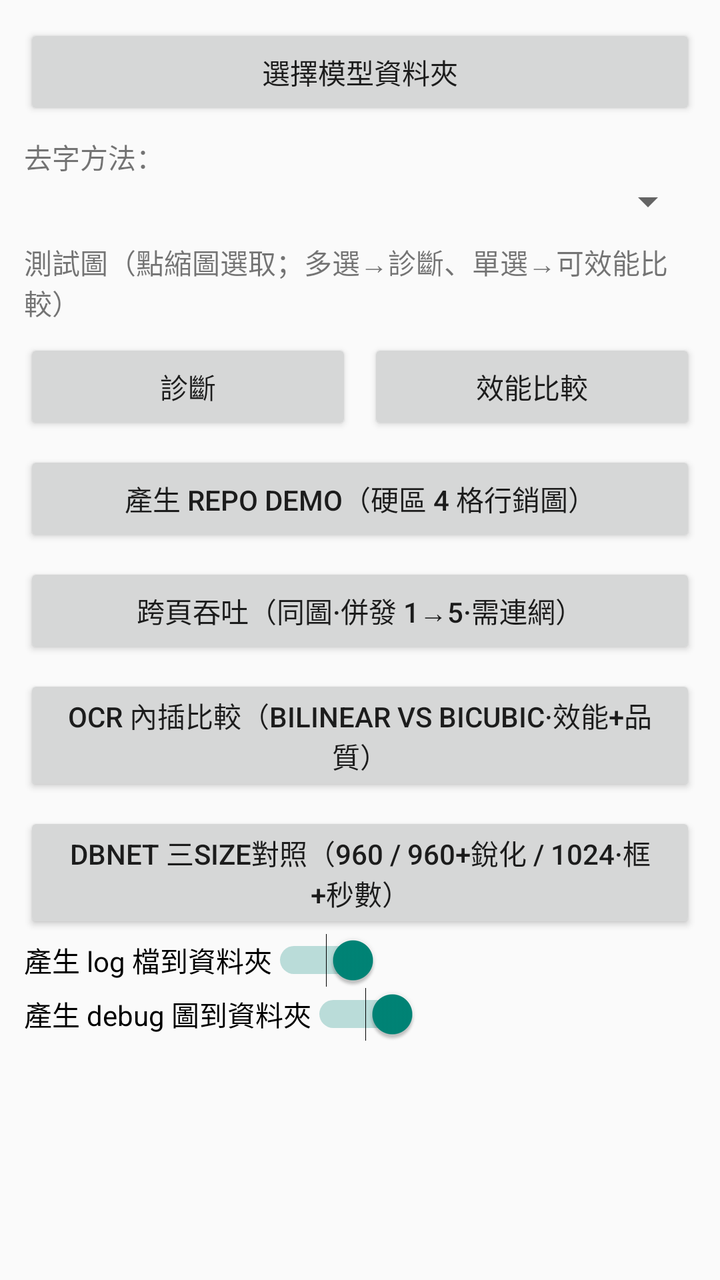
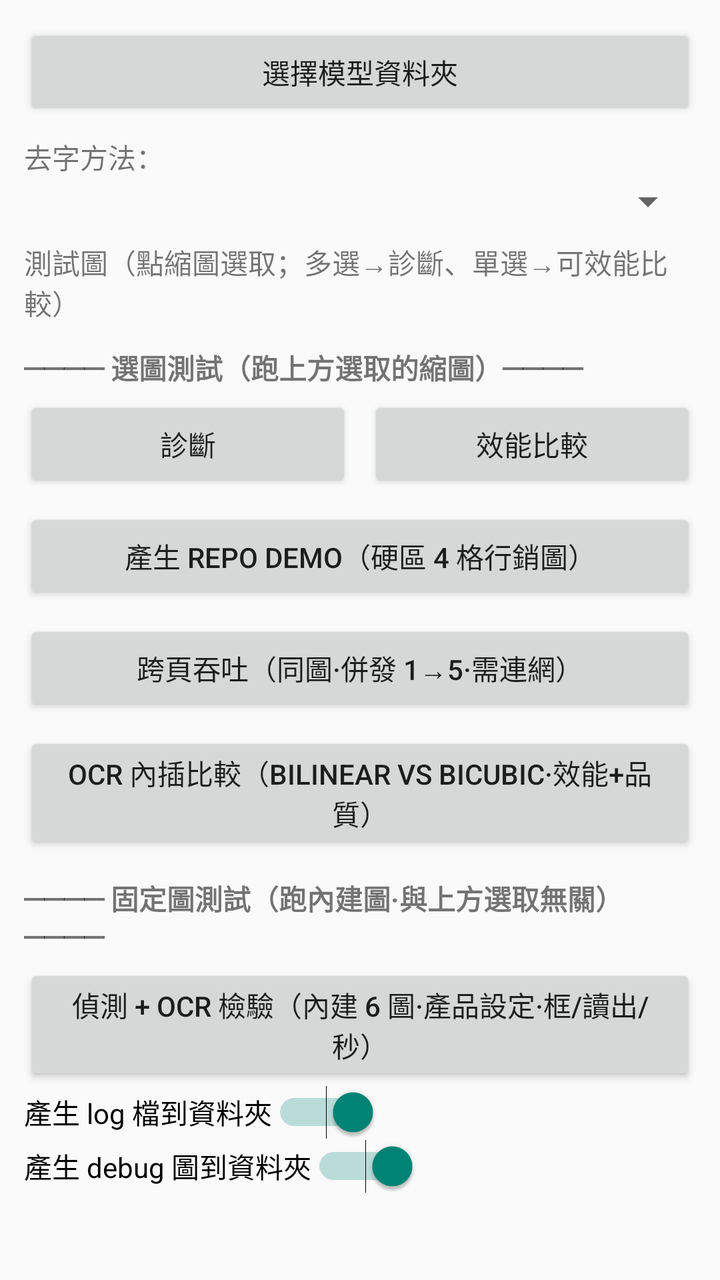

Screens rendered from an Android XML layout before and after an edit, with the pre-edit source and the edit as a unified diff.
<!-- AndroidManifest.xml: application theme Theme.AppCompat.DayNight.NoActionBar -->
<!-- res/layout/activity_main.xml -->
<?xml version="1.0" encoding="utf-8"?>
<ScrollView xmlns:android="http://schemas.android.com/apk/res/android"
    android:id="@+id/scroll"
    android:layout_width="match_parent"
    android:layout_height="match_parent"
    android:fillViewport="true">

    <LinearLayout
        android:layout_width="match_parent"
        android:layout_height="wrap_content"
        android:orientation="vertical"
        android:padding="12dp">

        
        <Button
            android:id="@+id/pickFolderButton"
            android:layout_width="match_parent"
            android:layout_height="wrap_content"
            android:text="選擇模型資料夾" />

        <TextView
            android:id="@+id/inpaintLabel"
            android:layout_width="wrap_content"
            android:layout_height="wrap_content"
            android:layout_marginTop="8dp"
            android:text="去字方法：" />

        <Spinner
            android:id="@+id/inpaintSpinner"
            android:layout_width="match_parent"
            android:layout_height="wrap_content" />

        <TextView
            android:layout_width="wrap_content"
            android:layout_height="wrap_content"
            android:layout_marginTop="8dp"
            android:text="測試圖（點縮圖選取；多選→診斷、單選→可效能比較）" />

        <HorizontalScrollView
            android:layout_width="match_parent"
            android:layout_height="wrap_content">

            <LinearLayout
                android:id="@+id/thumbStrip"
                android:layout_width="wrap_content"
                android:layout_height="wrap_content"
                android:orientation="horizontal" />
        </HorizontalScrollView>

        <LinearLayout
            android:layout_width="match_parent"
            android:layout_height="wrap_content"
            android:layout_marginTop="8dp"
            android:orientation="horizontal">

            <Button
                android:id="@+id/detectButton"
                android:layout_width="0dp"
                android:layout_height="wrap_content"
                android:layout_weight="1"
                android:text="診斷" />

            <Button
                android:id="@+id/inpaintCompareButton"
                android:layout_width="0dp"
                android:layout_height="wrap_content"
                android:layout_marginStart="8dp"
                android:layout_weight="1"
                android:text="效能比較" />
        </LinearLayout>

        <Button
            android:id="@+id/repoDemoButton"
            android:layout_width="match_parent"
            android:layout_height="wrap_content"
            android:layout_marginTop="8dp"
            android:text="產生 repo demo（硬區 4 格行銷圖）" />

        <Button
            android:id="@+id/crossPageButton"
            android:layout_width="match_parent"
            android:layout_height="wrap_content"
            android:layout_marginTop="8dp"
            android:text="跨頁吞吐（同圖·併發 1→5·需連網）" />

        <Button
            android:id="@+id/ocrAbButton"
            android:layout_width="match_parent"
            android:layout_height="wrap_content"
            android:layout_marginTop="8dp"
            android:text="OCR 內插比較（bilinear vs bicubic·效能+品質）" />

        <Button
            android:id="@+id/dbnetSizeButton"
            android:layout_width="match_parent"
            android:layout_height="wrap_content"
            android:layout_marginTop="8dp"
            android:text="DBNet 三size對照（960 / 960+銳化 / 1024·框+秒數）" />

        <Switch
            android:id="@+id/genLogSwitch"
            android:layout_width="wrap_content"
            android:layout_height="wrap_content"
            android:checked="true"
            android:text="產生 log 檔到資料夾" />

        <Switch
            android:id="@+id/genImgSwitch"
            android:layout_width="wrap_content"
            android:layout_height="wrap_content"
            android:checked="true"
            android:text="產生 debug 圖到資料夾" />

        
        <LinearLayout
            android:id="@+id/outputContainer"
            android:layout_width="match_parent"
            android:layout_height="wrap_content"
            android:layout_marginTop="8dp"
            android:orientation="vertical">

            <TextView
                android:id="@+id/logText"
                android:layout_width="match_parent"
                android:layout_height="wrap_content"
                android:fontFamily="monospace"
                android:textSize="12sp"
                android:textIsSelectable="true"
                android:text="" />
        </LinearLayout>

    </LinearLayout>
</ScrollView>
<!-- resources referenced by this layout -->
<resources>

</resources>

<!-- the commit's change to res/layout/activity_main.xml (unified diff, before → after) -->
@@ -47,10 +47,18 @@
                 android:orientation="horizontal" />
         </HorizontalScrollView>
 
+        
+        <TextView
+            android:layout_width="match_parent"
+            android:layout_height="wrap_content"
+            android:layout_marginTop="12dp"
+            android:text="──── 選圖測試（跑上方選取的縮圖）────"
+            android:textStyle="bold" />
+
         <LinearLayout
             android:layout_width="match_parent"
             android:layout_height="wrap_content"
-            android:layout_marginTop="8dp"
+            android:layout_marginTop="4dp"
             android:orientation="horizontal">
 
             <Button
@@ -90,12 +98,20 @@
             android:layout_marginTop="8dp"
             android:text="OCR 內插比較（bilinear vs bicubic·效能+品質）" />
 
-        <Button
-            android:id="@+id/dbnetSizeButton"
+        
+        <TextView
             android:layout_width="match_parent"
             android:layout_height="wrap_content"
-            android:layout_marginTop="8dp"
-            android:text="DBNet 三size對照（960 / 960+銳化 / 1024·框+秒數）" />
+            android:layout_marginTop="12dp"
+            android:text="──── 固定圖測試（跑內建圖·與上方選取無關）────"
+            android:textStyle="bold" />
+
+        <Button
+            android:id="@+id/detectOcrCheckButton"
+            android:layout_width="match_parent"
+            android:layout_height="wrap_content"
+            android:layout_marginTop="4dp"
+            android:text="偵測 + OCR 檢驗（內建 6 圖·產品設定·框/讀出/秒）" />
 
         <Switch
             android:id="@+id/genLogSwitch"
